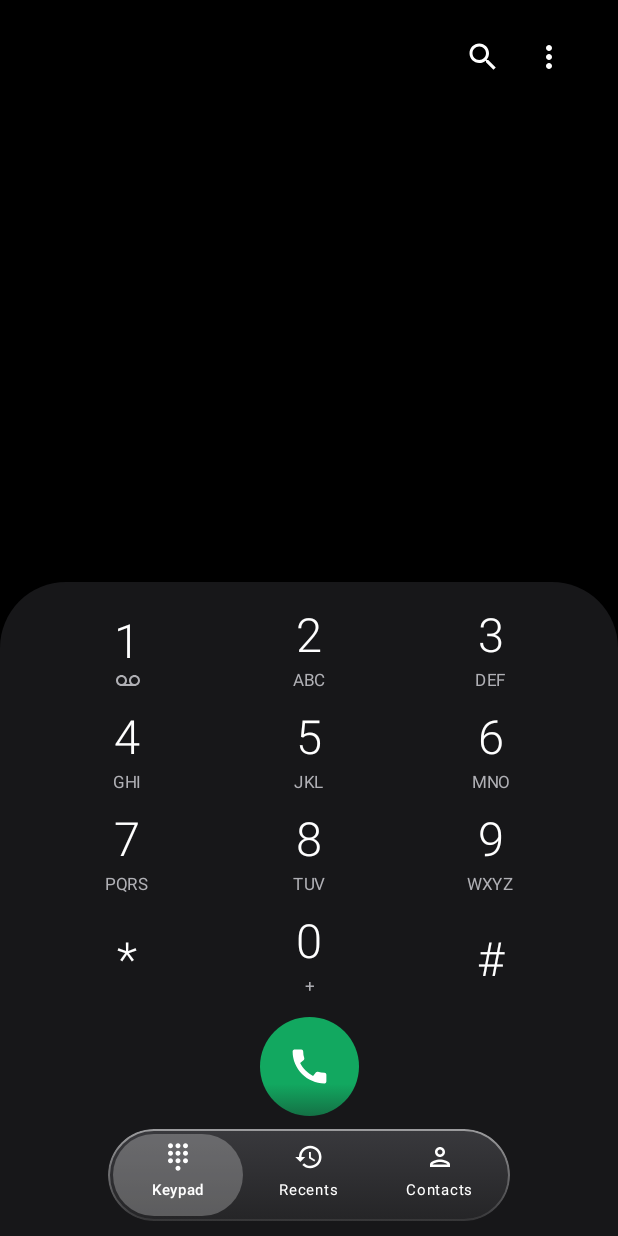
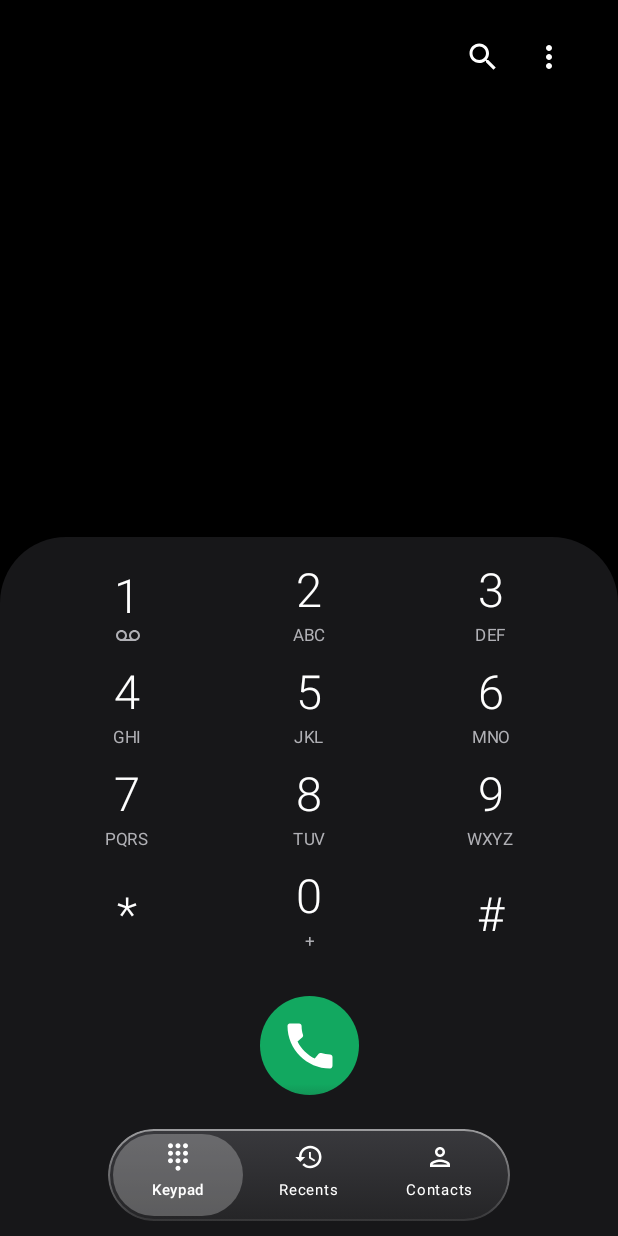
Before and after one commit to aisavexa-design/phone_s, an Android app built with Jetpack Compose: the screen it shows after launch (MainActivity), on a phone screen of 412 x 824 dp. Run offline under Robolectric (Android 15) with nearby library versions, the phone set to English and light mode, and no system bars.

Commit message:
Update DialpadScreen.kt

```diff
--- a/app/src/main/java/com/phones/dialer/DialpadScreen.kt
+++ b/app/src/main/java/com/phones/dialer/DialpadScreen.kt
@@ -163,7 +163,7 @@ fun DialpadScreen(initial: String = "") {
                 .clip(RoundedCornerShape(topStart = 44.dp, topEnd = 44.dp))
                 .background(SamBg)
                 .navigationBarsPadding()
-                .padding(top = 14.dp, bottom = 80.dp)
+                .padding(top = 14.dp, bottom = 94.dp)
         ) {
             KEYS.forEach { row ->
                 Row(Modifier.fillMaxWidth().padding(horizontal = 24.dp)) {
@@ -177,7 +177,7 @@ fun DialpadScreen(initial: String = "") {
             }
 
             Row(
-                Modifier.fillMaxWidth().padding(top = 4.dp),
+                Modifier.fillMaxWidth().padding(top = 20.dp),
                 verticalAlignment = Alignment.CenterVertically
             ) {
                 Box(Modifier.weight(1f))
@@ -247,5 +247,5 @@ private fun CallButton(onClick: () -> Unit) {
         Modifier.size(66.dp).scale(scale).clip(CircleShape).background(SamGreen)
             .combinedClickable(interactionSource = src, indication = null, onClick = onClick),
         contentAlignment = Alignment.Center
-    ) { Icon(Icons.Filled.Call, null, tint = Color.White, modifier = Modifier.size(30.dp)) }
+       ) { Icon(Icons.Filled.Call, null, tint = Color.White, modifier = Modifier.size(40.dp)) }
 }
```
